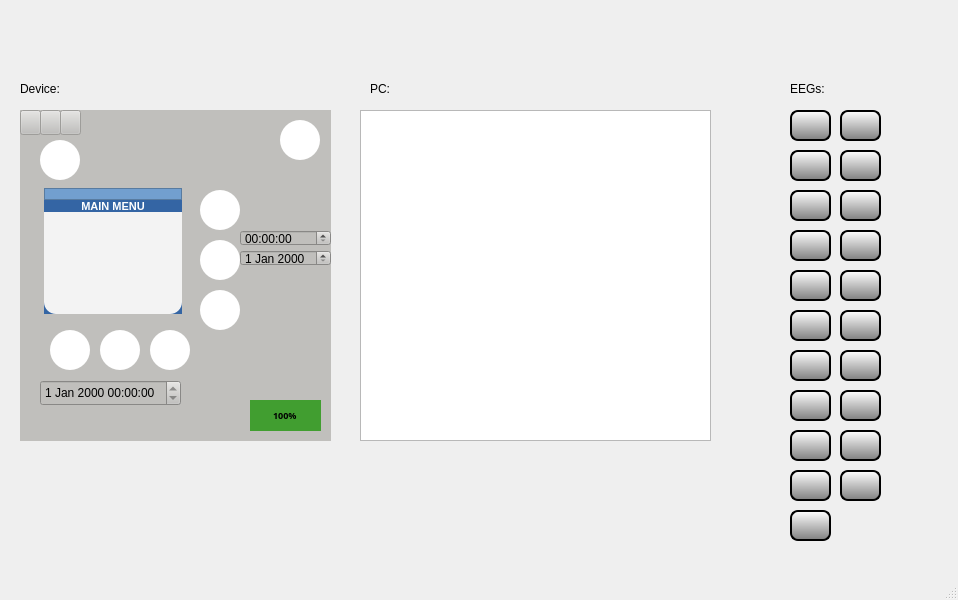
Old version of the form ui/mainwindow.ui in the repository Umar-J/Neureset-Feedback-EEG-Device.
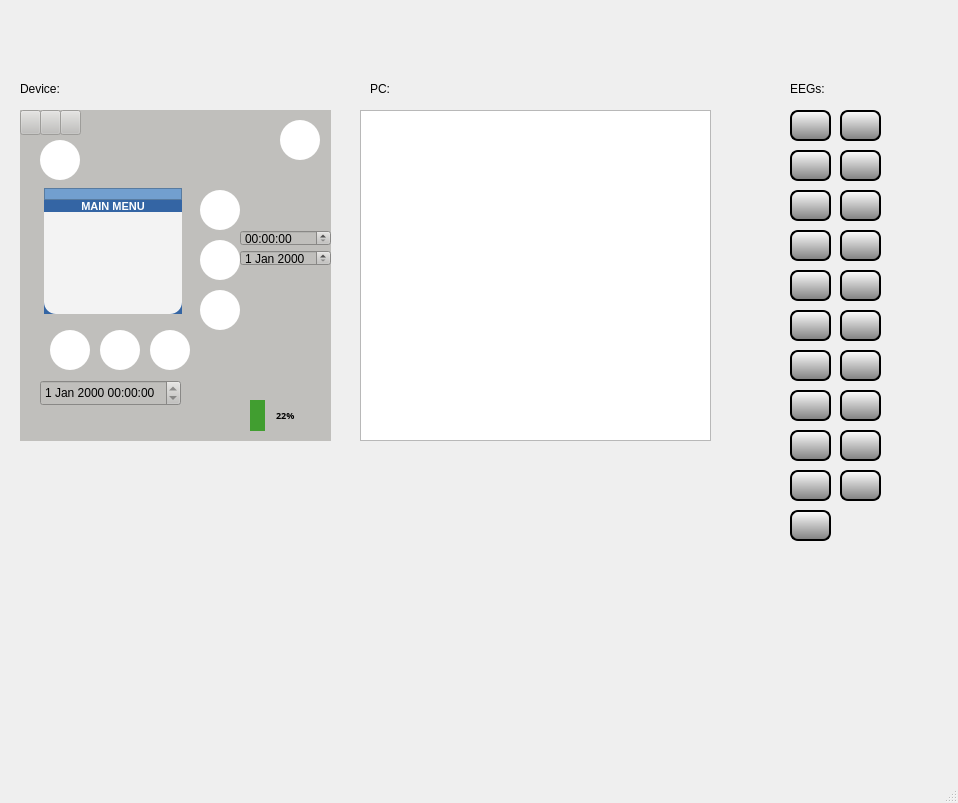
New version of the form. Icons and pictures are not drawn.

Commit message: fixed flat battery functionality and fixed electrode connection check

```diff
--- a/ui/mainwindow.ui
+++ b/ui/mainwindow.ui
@@ -7,7 +7,7 @@
     <x>0</x>
     <y>0</y>
     <width>958</width>
-    <height>600</height>
+    <height>803</height>
    </rect>
   </property>
   <property name="windowTitle">
@@ -636,7 +636,7 @@
       <number>0</number>
      </property>
      <property name="value">
-      <number>100</number>
+      <number>22</number>
      </property>
      <property name="alignment">
       <set>Qt::AlignLeading|Qt::AlignLeft|Qt::AlignVCenter</set>
```
The commit also changes 1 other file.
